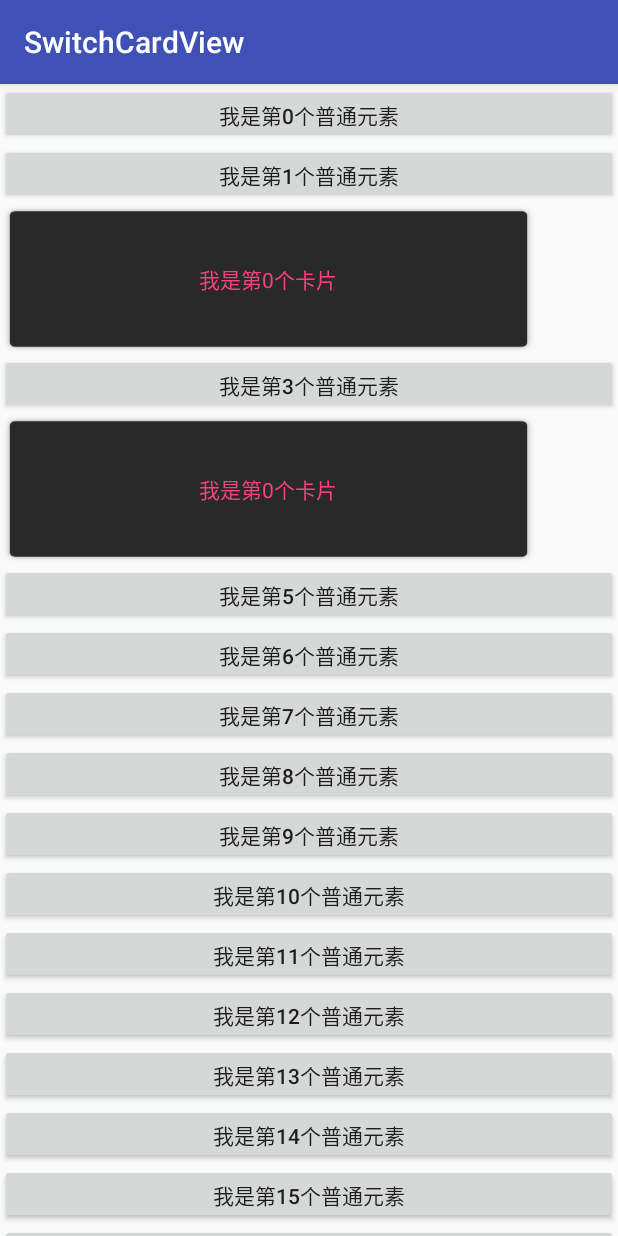
After one commit to RainMtime/SwitchCardView, an Android app: the RecyclerViewTestActivity screen opened directly, with no data from a screen before it, on a phone screen of 412 x 824 dp. The commit adds this screen. Run offline under Robolectric (Android 15) with nearby library versions, the phone set to English and light mode, and no system bars.

Commit message:
完善SwitchCardView 嵌入到recyclerView中的Demo。

```diff
--- a/app/src/main/AndroidManifest.xml
+++ b/app/src/main/AndroidManifest.xml
@@ -17,7 +17,7 @@
             </intent-filter>
         </activity>
 
-        <activity android:name=".activity.recyclerViewTestActivity"></activity>
+        <activity android:name=".activity.RecyclerViewTestActivity"></activity>
     </application>
 
 </manifest>
--- a/app/src/main/java/com/example/chunyu/switchcardview/MainActivity.java
+++ b/app/src/main/java/com/example/chunyu/switchcardview/MainActivity.java
@@ -1,11 +1,13 @@
 package com.example.chunyu.switchcardview;
 
+import android.content.Intent;
 import android.support.annotation.NonNull;
 import android.support.v7.app.AppCompatActivity;
 import android.os.Bundle;
 import android.view.View;
 import android.widget.Button;
 
+import com.example.chunyu.switchcardview.activity.RecyclerViewTestActivity;
 import com.example.chunyu.switchcardview.adapter.SwitchCardViewAdapter;
 import com.example.chunyu.switchcardview.view.SwitchCardView;
 
@@ -17,7 +19,6 @@ public class MainActivity extends AppCompatActivity implements View.OnClickListe
 
     private Button mRecyclerViewBtn;
 
-    private Button mListViewTestBtn;
 
     SwitchCardView mSwitchCardView;
 
@@ -34,19 +35,17 @@ public class MainActivity extends AppCompatActivity implements View.OnClickListe
     private void initView() {
         mNormalBtn = findViewById(R.id.normal_btn);
         mRecyclerViewBtn = findViewById(R.id.recyclerViewbtn);
-        mListViewTestBtn = findViewById(R.id.listview_btn);
         mSwitchCardView = findViewById(R.id.switch_cardview);
 
         mNormalBtn.setOnClickListener(this);
         mRecyclerViewBtn.setOnClickListener(this);
-        mListViewTestBtn.setOnClickListener(this);
 
 
     }
 
     private void initCardViewAdapter() {
         mSwitchCardViewAdapter = new SwitchCardViewAdapter(this);
-        mSwitchCardViewAdapter.setData(mockDatas());
+        mSwitchCardViewAdapter.setData(mockDatas(), 0);
         mSwitchCardView.setAdapter(mSwitchCardViewAdapter);
     }
 
@@ -64,9 +63,9 @@ public class MainActivity extends AppCompatActivity implements View.OnClickListe
         switch (v.getId()) {
             case R.id.normal_btn:
                 break;
-            case R.id.listview_btn:
-                break;
             case R.id.recyclerViewbtn:
+                Intent intent = new Intent(this, RecyclerViewTestActivity.class);
+                startActivity(intent);
                 break;
             default:
                 break;
--- a/app/src/main/java/com/example/chunyu/switchcardview/activity/ListViewTestActivity.java
+++ /dev/null
@@ -1,18 +0,0 @@
-package com.example.chunyu.switchcardview.activity;
-
-import android.os.Bundle;
-import android.support.annotation.Nullable;
-import android.support.v7.app.AppCompatActivity;
-
-/**
- * Created by 人间一小雨 on 2018/1/20 下午7:09
- * Email: 746431278@qq.com
- */
-
-public class ListViewTestActivity extends AppCompatActivity {
-
-    @Override
-    protected void onCreate(@Nullable Bundle savedInstanceState) {
-        super.onCreate(savedInstanceState);
-    }
-}
--- /dev/null
+++ b/app/src/main/java/com/example/chunyu/switchcardview/activity/RecyclerViewTestActivity.java
@@ -0,0 +1,71 @@
+package com.example.chunyu.switchcardview.activity;
+
+import android.os.Bundle;
+import android.support.annotation.NonNull;
+import android.support.annotation.Nullable;
+import android.support.v7.app.AppCompatActivity;
+import android.support.v7.widget.LinearLayoutManager;
+import android.support.v7.widget.RecyclerView;
+
+import com.example.chunyu.switchcardview.R;
+import com.example.chunyu.switchcardview.adapter.BaseRecyclerViewAdapter;
+import com.example.chunyu.switchcardview.modle.RowData;
+
+import java.util.ArrayList;
+
+/**
+ * Created by 人间一小雨 on 2018/1/20 下午7:10
+ * Email: 746431278@qq.com
+ */
+
+public class RecyclerViewTestActivity extends AppCompatActivity {
+
+
+    private RecyclerView mRecyclerView;
+
+    private BaseRecyclerViewAdapter mBaseRecyclerViewAdapter;
+
+    @Override
+    protected void onCreate(@Nullable Bundle savedInstanceState) {
+        super.onCreate(savedInstanceState);
+
+        setContentView(R.layout.recyclerview_test_activity_layout);
+        initView();
+        initAdapter();
+    }
+
+    private void initView() {
+        mRecyclerView = (RecyclerView) findViewById(R.id.recyclerView);
+        mRecyclerView.setLayoutManager(new LinearLayoutManager(this, LinearLayoutManager.VERTICAL, false));
+    }
+
+    private void initAdapter() {
+        mBaseRecyclerViewAdapter = new BaseRecyclerViewAdapter(this);
+
+        mBaseRecyclerViewAdapter.setData(mockData());
+
+        mRecyclerView.setAdapter(mBaseRecyclerViewAdapter);
+
+    }
+
+    @NonNull
+    private ArrayList<RowData> mockData() {
+        ArrayList<RowData> datas = new ArrayList<>();
+        for (int i = 0; i < 100; i++) {
+            RowData rowData = new RowData();
+            rowData.type = RowData.TYPE_NORMAL;
+            rowData.data = "我是第" + i + "个普通元素";
+            //让第2个和第4个元素展示成卡片样式。
+            if (i == 2 || i == 4) {
+                rowData.type = RowData.TYPE_SWITCH_CARDVIEW;
+                ArrayList<String> cardViewData = new ArrayList<>();
+                for (int j = 0; j < 10; j++) {
+                    cardViewData.add("我是第" + j + "个卡片");
+                }
+                rowData.data = cardViewData;
+            }
+            datas.add(rowData);
+        }
+        return datas;
+    }
+}
--- a/app/src/main/java/com/example/chunyu/switchcardview/activity/recyclerViewTestActivity.java
+++ /dev/null
@@ -1,18 +0,0 @@
-package com.example.chunyu.switchcardview.activity;
-
-import android.os.Bundle;
-import android.support.annotation.Nullable;
-import android.support.v7.app.AppCompatActivity;
-
-/**
- * Created by 人间一小雨 on 2018/1/20 下午7:10
- * Email: 746431278@qq.com
- */
-
-public class recyclerViewTestActivity extends AppCompatActivity {
-
-    @Override
-    protected void onCreate(@Nullable Bundle savedInstanceState) {
-        super.onCreate(savedInstanceState);
-    }
-}
--- /dev/null
+++ b/app/src/main/java/com/example/chunyu/switchcardview/adapter/BaseRecyclerViewAdapter.java
@@ -0,0 +1,130 @@
+package com.example.chunyu.switchcardview.adapter;
+
+import android.content.Context;
+import android.support.v7.widget.RecyclerView;
+import android.util.SparseArray;
+import android.view.LayoutInflater;
+import android.view.View;
+import android.view.ViewGroup;
+import android.widget.Button;
+
+import com.example.chunyu.switchcardview.R;
+import com.example.chunyu.switchcardview.modle.RowData;
+import com.example.chunyu.switchcardview.view.SwitchCardView;
+
+import java.util.ArrayList;
+
+/**
+ * Created by 人间一小雨 on 2018/1/21 上午10:50
+ * Email: 746431278@qq.com
+ */
+
+public class BaseRecyclerViewAdapter extends RecyclerView.Adapter {
+
+    private Context mContext;
+
+    private ArrayList<RowData> mDatas = new ArrayList<>();
+
+    private SparseArray<Integer> cardViewIndexRecord = new SparseArray<>();
+
+
+    public BaseRecyclerViewAdapter(Context context) {
+        mContext = context;
+    }
+
+
+    public void setData(ArrayList<RowData> datas) {
+        if (datas != null) {
+            mDatas.clear();
+            mDatas.addAll(datas);
+            notifyDataSetChanged();
+        }
+    }
+
+    @Override
+    public RecyclerView.ViewHolder onCreateViewHolder(ViewGroup parent, int viewType) {
+        if (viewType == RowData.TYPE_NORMAL) {
+            return new BaseCardViewVH(LayoutInflater.from(mContext).inflate(R.layout.base_recyclerview_item, parent, false));
+        } else if (viewType == RowData.TYPE_SWITCH_CARDVIEW) {
+            return new SwitchCardViewVH(LayoutInflater.from(mContext).inflate(R.layout.recyclerview_switch_cardview_item, parent, false));
+        }
+        return null;
+    }
+
+    @Override
+    public void onBindViewHolder(RecyclerView.ViewHolder holder, int position) {
+
+        RowData rowData = mDatas.get(position);
+        if (holder instanceof SwitchCardViewVH) {
+            Integer integer = cardViewIndexRecord.get(position);
+            ((SwitchCardViewVH) holder).renderView((ArrayList<String>) rowData.data, integer == null ? 0 : integer.intValue());
+        } else if (holder instanceof BaseCardViewVH) {
+            ((BaseCardViewVH) holder).renderView((String) rowData.data);
+        }
+    }
+
+    @Override
+    public void onViewRecycled(RecyclerView.ViewHolder holder) {
+
+        //记录一下，当把SwitchCardView 滑动出界面的时候，已经滑动到那个位置了，
+        //当再次滑动回来的时候,在进行卡片位置的恢复。
+        int position = holder.getAdapterPosition();
+        if (holder instanceof SwitchCardViewVH) {
+            cardViewIndexRecord.append(position, ((SwitchCardViewVH) holder).getCurrentIndex());
+        } else {
+            cardViewIndexRecord.append(position, null);
+        }
+
+        super.onViewRecycled(holder);
+    }
+
+    @Override
+    public int getItemCount() {
+        return mDatas.size();
+    }
+
+    @Override
+    public int getItemViewType(int position) {
+        RowData rowData = mDatas.get(position);
+        return rowData.type;
+    }
+
+    public final class SwitchCardViewVH extends RecyclerView.ViewHolder {
+
+        private SwitchCardView mSwitchCardView;
+
+        private SwitchCardViewAdapter mSwitchCardViewAdapter;
+
+        public SwitchCardViewVH(View itemView) {
+            super(itemView);
+            mSwitchCardView = (SwitchCardView) itemView;
+            mSwitchCardViewAdapter = new SwitchCardViewAdapter(mContext);
+            mSwitchCardView.setAdapter(mSwitchCardViewAdapter);
+        }
+
+        public void renderView(ArrayList<String> datas, int changeToIndex) {
+            mSwitchCardViewAdapter.setData(datas, changeToIndex);
+        }
+
+        public int getCurrentIndex() {
+            return mSwitchCardView.getCurrentIndex();
+        }
+
+
+    }
+
+    public static final class BaseCardViewVH extends RecyclerView.ViewHolder {
+        Button button;
+
+        public BaseCardViewVH(View itemView) {
+            super(itemView);
+            button = itemView.findViewById(R.id.normal_item_btn);
+        }
+
+        public void renderView(String str) {
+            button.setText(str);
+        }
+    }
+
+
+}
--- a/app/src/main/java/com/example/chunyu/switchcardview/adapter/SwitchCardViewAdapter.java
+++ b/app/src/main/java/com/example/chunyu/switchcardview/adapter/SwitchCardViewAdapter.java
@@ -49,12 +49,12 @@ public class SwitchCardViewAdapter extends SwitchCardView.Adapter {
         return mData.size();
     }
 
-    public void setData(ArrayList<String> datas) {
+    public void setData(ArrayList<String> datas,int changeToIndex) {
         if (datas != null) {
             mData.clear();
             mData.addAll(datas);
         }
-        notifyChangedToIndex(0);
+        notifyChangedToIndex(changeToIndex);
     }
 
     @Override
--- /dev/null
+++ b/app/src/main/java/com/example/chunyu/switchcardview/modle/RowData.java
@@ -0,0 +1,18 @@
+package com.example.chunyu.switchcardview.modle;
+
+/**
+ * Created by 人间一小雨 on 2018/1/21 上午10:57
+ * Email: 746431278@qq.com
+ */
+
+public class RowData {
+
+    public final static int TYPE_NORMAL = 0;
+    public final static int TYPE_SWITCH_CARDVIEW = 1;
+
+    public int type;
+
+    public Object data;
+    public RowData() {
+    }
+}
--- a/app/src/main/java/com/example/chunyu/switchcardview/view/SwitchCardView.java
+++ b/app/src/main/java/com/example/chunyu/switchcardview/view/SwitchCardView.java
@@ -401,8 +401,6 @@ public class SwitchCardView extends RelativeLayout {
         mFloatingViewMaps.put(String.valueOf(tempImageView.hashCode()), tempImageView);
         mFloatingView = tempImageView;
         mTopCardView.setVisibility(View.INVISIBLE);
-
-
     }
 
     @Nullable
@@ -449,6 +447,15 @@ public class SwitchCardView extends RelativeLayout {
     @Nullable
     public Adapter getAdapter() {
         return mAdapter;
+    }
+
+    /**
+     * @return 返回当前展示的卡片View，的position.
+     * 例如：当卡片View在ListView/RecyclerView中使用的时候，滑动界面出界面，需要业务记录一下，滑动到哪里了（position），
+     * 方便等在滑动回来的时候，bindData的时候，把原来的位置给设置回来{@link Adapter#notifyChangedToIndex(int)}，这样展示的卡片，还是原来的那个。
+     */
+    public int getCurrentIndex() {
+        return mCurrentIndex;
     }
 
 
--- a/app/src/main/res/layout/activity_main.xml
+++ b/app/src/main/res/layout/activity_main.xml
@@ -13,17 +13,12 @@
         android:layout_height="50dp"
         android:text="普通界面" />
 
-    <Button
-        android:id="@+id/listview_btn"
-        android:layout_width="match_parent"
-        android:layout_height="50dp"
-        android:text="嵌入RecyclerView" />
 
     <Button
         android:id="@+id/recyclerViewbtn"
         android:layout_width="match_parent"
         android:layout_height="50dp"
-        android:text="潜入ListView" />
+        android:text="卡片样式嵌入RecyclerView场景" />
 
 
     <com.example.chunyu.switchcardview.view.SwitchCardView
--- /dev/null
+++ b/app/src/main/res/layout/base_recyclerview_item.xml
@@ -0,0 +1,12 @@
+<?xml version="1.0" encoding="utf-8"?>
+<LinearLayout xmlns:android="http://schemas.android.com/apk/res/android"
+    xmlns:tools="http://schemas.android.com/tools"
+    android:layout_width="match_parent"
+    android:layout_height="wrap_content">
+
+    <Button
+        android:id="@+id/normal_item_btn"
+        android:layout_width="match_parent"
+        android:layout_height="40dp"
+        tools:text="愿你还是少年模样" />
+</LinearLayout>
--- /dev/null
+++ b/app/src/main/res/layout/recyclerview_switch_cardview_item.xml
@@ -0,0 +1,8 @@
+<?xml version="1.0" encoding="utf-8"?>
+
+<com.example.chunyu.switchcardview.view.SwitchCardView xmlns:android="http://schemas.android.com/apk/res/android"
+    android:id="@+id/switch_cardview"
+    android:layout_width="match_parent"
+    android:layout_height="100dp">
+
+</com.example.chunyu.switchcardview.view.SwitchCardView>
--- /dev/null
+++ b/app/src/main/res/layout/recyclerview_test_activity_layout.xml
@@ -0,0 +1,13 @@
+<?xml version="1.0" encoding="utf-8"?>
+<LinearLayout xmlns:android="http://schemas.android.com/apk/res/android"
+    android:layout_width="match_parent"
+    android:layout_height="match_parent">
+
+    <android.support.v7.widget.RecyclerView
+        android:id="@+id/recyclerView"
+        android:layout_width="match_parent"
+        android:layout_height="match_parent">
+
+    </android.support.v7.widget.RecyclerView>
+
+</LinearLayout>
```
Also changed, not shown: 1 other file.
